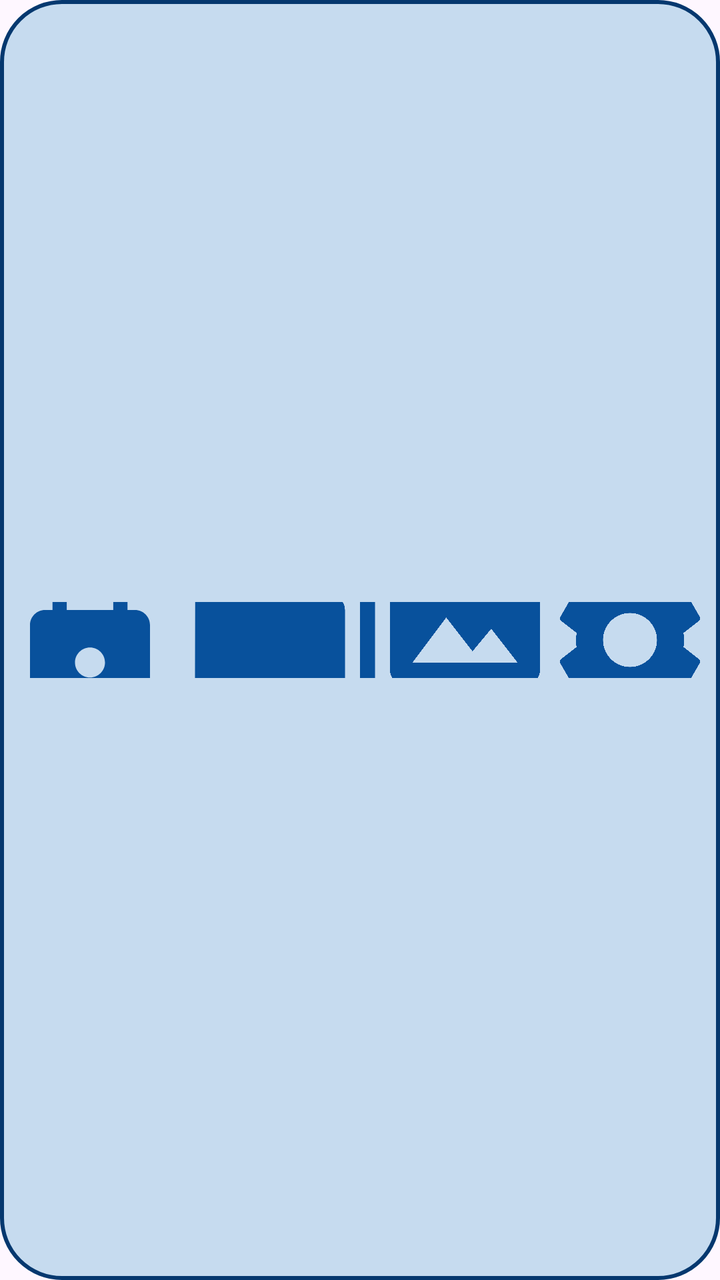
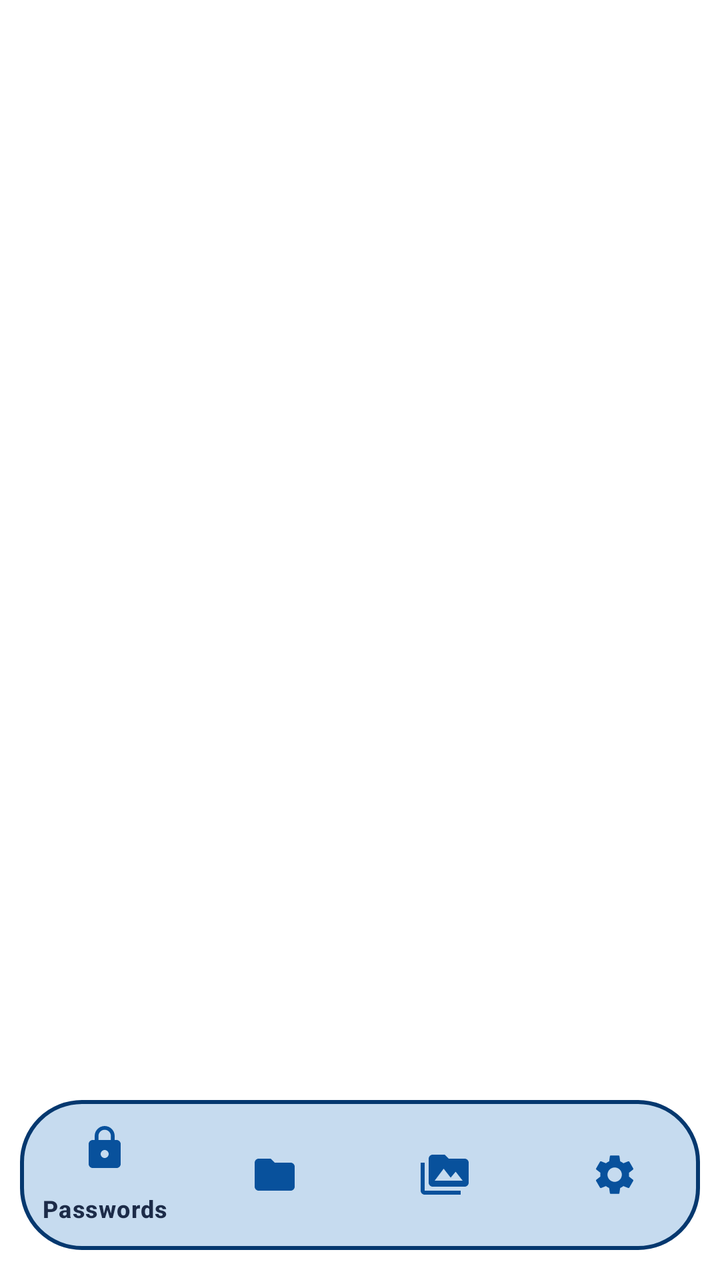

An Android layout rendered at two revisions. The XML below is the earlier revision; the diff shows what the commit changed to produce the second picture.
<!-- AndroidManifest.xml: application theme Theme.WhiteVault -->
<!-- res/layout/activity_main.xml -->
<?xml version="1.0" encoding="utf-8"?>
<RelativeLayout xmlns:android="http://schemas.android.com/apk/res/android"
    xmlns:app="http://schemas.android.com/apk/res-auto"
    xmlns:tools="http://schemas.android.com/tools"
    android:id="@+id/main"
    android:layout_width="match_parent"
    android:layout_height="70dp"
    tools:context=".MainActivity"
    android:layout_marginStart="10dp"
    android:layout_marginEnd="10dp"
    android:layout_marginBottom="10dp"
    android:layout_alignParentBottom="true"
    android:background="@drawable/home_page_bar">

    <LinearLayout
        android:layout_width="match_parent"
        android:layout_height="match_parent"
        android:orientation="horizontal"
        android:gravity="center">

        <ImageButton
            android:id="@+id/card_password"
            android:layout_width="38dp"
            android:layout_height="38dp"
            android:clickable="true"
            android:focusable="true"
            android:src="@drawable/icon_lock"
            android:layout_weight="1"
            style="@style/ICON"/>

        <ImageButton
            android:id="@+id/card_document"
            android:layout_width="38dp"
            android:layout_height="38dp"
            android:clickable="true"
            android:focusable="true"
            android:src="@drawable/icon_folder"
            android:layout_weight="1"
            style="@style/ICON"/>

        <ImageButton
            android:id="@+id/card_image"
            android:layout_width="38dp"
            android:layout_height="38dp"
            android:clickable="true"
            android:focusable="true"
            android:src="@drawable/icon_image_folder"
            android:layout_weight="1"
            style="@style/ICON"/>

        <ImageButton
            android:layout_width="38dp"
            android:layout_height="38dp"
            android:clickable="true"
            android:focusable="true"
            android:src="@drawable/icon_settings"
            android:layout_weight="1"
            style="@style/ICON"/>

    </LinearLayout>

</RelativeLayout>
<!-- resources referenced by this layout -->
<resources>
  <!-- drawable home_page_bar (drawable) -->
  <?xml version="1.0" encoding="utf-8"?>
  <shape xmlns:android="http://schemas.android.com/apk/res/android">
      <solid android:color="@color/card"/>
      <corners android:radius="30dp"/>
      <stroke android:color="@color/stroke" android:width="2dp"/>
  
  </shape>
  <!-- drawable icon_folder (drawable) -->
  <vector xmlns:android="http://schemas.android.com/apk/res/android" android:height="24dp" android:tint="#000000" android:viewportHeight="24" android:viewportWidth="24" android:width="24dp">
        
      <path android:fillColor="@android:color/white" android:pathData="M10,4H4c-1.1,0 -1.99,0.9 -1.99,2L2,18c0,1.1 0.9,2 2,2h16c1.1,0 2,-0.9 2,-2V8c0,-1.1 -0.9,-2 -2,-2h-8l-2,-2z"/>
      
  </vector>
  <!-- drawable icon_image_folder (drawable) -->
  <vector xmlns:android="http://schemas.android.com/apk/res/android" android:height="24dp" android:tint="#000000" android:viewportHeight="24" android:viewportWidth="24" android:width="24dp">
        
      <path android:fillColor="@android:color/white" android:pathData="M2,6L0,6v5h0.01L0,20c0,1.1 0.9,2 2,2h18v-2L2,20L2,6zM22,4h-8l-2,-2L6,2c-1.1,0 -1.99,0.9 -1.99,2L4,16c0,1.1 0.9,2 2,2h16c1.1,0 2,-0.9 2,-2L24,6c0,-1.1 -0.9,-2 -2,-2zM7,15l4.5,-6 3.5,4.51 2.5,-3.01L21,15L7,15z"/>
      
  </vector>
  <!-- drawable icon_lock (drawable) -->
  <vector xmlns:android="http://schemas.android.com/apk/res/android" android:height="24dp" android:tint="#000000" android:viewportHeight="24" android:viewportWidth="24" android:width="24dp">
        
      <path android:fillColor="@android:color/white" android:pathData="M18,8h-1L17,6c0,-2.76 -2.24,-5 -5,-5S7,3.24 7,6v2L6,8c-1.1,0 -2,0.9 -2,2v10c0,1.1 0.9,2 2,2h12c1.1,0 2,-0.9 2,-2L20,10c0,-1.1 -0.9,-2 -2,-2zM12,17c-1.1,0 -2,-0.9 -2,-2s0.9,-2 2,-2 2,0.9 2,2 -0.9,2 -2,2zM15.1,8L8.9,8L8.9,6c0,-1.71 1.39,-3.1 3.1,-3.1 1.71,0 3.1,1.39 3.1,3.1v2z"/>
      
  </vector>
  <!-- drawable icon_settings (drawable) -->
  <vector xmlns:android="http://schemas.android.com/apk/res/android" android:height="24dp" android:tint="#000000" android:viewportHeight="24" android:viewportWidth="24" android:width="24dp">
        
      <path android:fillColor="@android:color/white" android:pathData="M19.14,12.94c0.04,-0.3 0.06,-0.61 0.06,-0.94c0,-0.32 -0.02,-0.64 -0.07,-0.94l2.03,-1.58c0.18,-0.14 0.23,-0.41 0.12,-0.61l-1.92,-3.32c-0.12,-0.22 -0.37,-0.29 -0.59,-0.22l-2.39,0.96c-0.5,-0.38 -1.03,-0.7 -1.62,-0.94L14.4,2.81c-0.04,-0.24 -0.24,-0.41 -0.48,-0.41h-3.84c-0.24,0 -0.43,0.17 -0.47,0.41L9.25,5.35C8.66,5.59 8.12,5.92 7.63,6.29L5.24,5.33c-0.22,-0.08 -0.47,0 -0.59,0.22L2.74,8.87C2.62,9.08 2.66,9.34 2.86,9.48l2.03,1.58C4.84,11.36 4.8,11.69 4.8,12s0.02,0.64 0.07,0.94l-2.03,1.58c-0.18,0.14 -0.23,0.41 -0.12,0.61l1.92,3.32c0.12,0.22 0.37,0.29 0.59,0.22l2.39,-0.96c0.5,0.38 1.03,0.7 1.62,0.94l0.36,2.54c0.05,0.24 0.24,0.41 0.48,0.41h3.84c0.24,0 0.44,-0.17 0.47,-0.41l0.36,-2.54c0.59,-0.24 1.13,-0.56 1.62,-0.94l2.39,0.96c0.22,0.08 0.47,0 0.59,-0.22l1.92,-3.32c0.12,-0.22 0.07,-0.47 -0.12,-0.61L19.14,12.94zM12,15.6c-1.98,0 -3.6,-1.62 -3.6,-3.6s1.62,-3.6 3.6,-3.6s3.6,1.62 3.6,3.6S13.98,15.6 12,15.6z"/>
      
  </vector>
  <style name="ICON">
          <item name="android:background">@color/transparent</item>
          <item name="tint">@color/lPrimary</item>
          <item name="android:scaleType">centerCrop</item>
      </style>
  <style name="Theme.WhiteVault" parent="Base.Theme.WhiteVault" />
  <color name="card">#C6DBEF</color>
  <color name="stroke">#05386F</color>
  <color name="transparent">#00000000</color>
  <color name="lPrimary">#08519C</color>
  <style name="Base.Theme.WhiteVault" parent="Theme.Material3.DayNight.NoActionBar">
          
          
      </style>
</resources>

<!-- the commit's change to res/layout/activity_main.xml (unified diff, before → after) -->
@@ -4,59 +4,37 @@
     xmlns:tools="http://schemas.android.com/tools"
     android:id="@+id/main"
     android:layout_width="match_parent"
-    android:layout_height="70dp"
+    android:layout_height="match_parent"
     tools:context=".MainActivity"
-    android:layout_marginStart="10dp"
-    android:layout_marginEnd="10dp"
-    android:layout_marginBottom="10dp"
-    android:layout_alignParentBottom="true"
-    android:background="@drawable/home_page_bar">
+    style="@style/SCREEN">
 
-    <LinearLayout
+    <RelativeLayout
         android:layout_width="match_parent"
         android:layout_height="match_parent"
-        android:orientation="horizontal"
-        android:gravity="center">
+        style="@style/BACKGROUND">
 
-        <ImageButton
-            android:id="@+id/card_password"
-            android:layout_width="38dp"
-            android:layout_height="38dp"
-            android:clickable="true"
-            android:focusable="true"
-            android:src="@drawable/icon_lock"
-            android:layout_weight="1"
-            style="@style/ICON"/>
+        <FrameLayout
+            android:id="@+id/frame_view"
+            android:layout_width="match_parent"
+            android:layout_height="match_parent"
+            android:layout_above="@id/navigation_bar"
+            />
 
-        <ImageButton
-            android:id="@+id/card_document"
-            android:layout_width="38dp"
-            android:layout_height="38dp"
-            android:clickable="true"
-            android:focusable="true"
-            android:src="@drawable/icon_folder"
-            android:layout_weight="1"
-            style="@style/ICON"/>
+        <com.google.android.material.bottomnavigation.BottomNavigationView
+            android:id="@+id/navigation_bar"
+            android:layout_width="match_parent"
+            android:layout_height="75dp"
+            android:background="@drawable/home_page_bar"
+            android:layout_alignParentBottom="true"
+            android:layout_marginBottom="15dp"
+            android:layout_marginStart="10dp"
+            android:layout_marginEnd="10dp"
+            app:itemTextColor="@color/text"
+            app:itemIconTint="@color/lPrimary"
+            app:itemActiveIndicatorStyle="@color/white"
+            app:menu="@menu/menu"/>
 
-        <ImageButton
-            android:id="@+id/card_image"
-            android:layout_width="38dp"
-            android:layout_height="38dp"
-            android:clickable="true"
-            android:focusable="true"
-            android:src="@drawable/icon_image_folder"
-            android:layout_weight="1"
-            style="@style/ICON"/>
+    </RelativeLayout>
 
-        <ImageButton
-            android:layout_width="38dp"
-            android:layout_height="38dp"
-            android:clickable="true"
-            android:focusable="true"
-            android:src="@drawable/icon_settings"
-            android:layout_weight="1"
-            style="@style/ICON"/>
-
-    </LinearLayout>
 
 </RelativeLayout>
<!-- resource entries referenced after the edit -->
@@ -8,40 +8,18 @@
       <stroke android:color="@color/stroke" android:width="2dp"/>
   
   </shape>
-  <!-- drawable icon_folder (drawable) -->
-  <vector xmlns:android="http://schemas.android.com/apk/res/android" android:height="24dp" android:tint="#000000" android:viewportHeight="24" android:viewportWidth="24" android:width="24dp">
-        
-      <path android:fillColor="@android:color/white" android:pathData="M10,4H4c-1.1,0 -1.99,0.9 -1.99,2L2,18c0,1.1 0.9,2 2,2h16c1.1,0 2,-0.9 2,-2V8c0,-1.1 -0.9,-2 -2,-2h-8l-2,-2z"/>
-      
-  </vector>
-  <!-- drawable icon_image_folder (drawable) -->
-  <vector xmlns:android="http://schemas.android.com/apk/res/android" android:height="24dp" android:tint="#000000" android:viewportHeight="24" android:viewportWidth="24" android:width="24dp">
-        
-      <path android:fillColor="@android:color/white" android:pathData="M2,6L0,6v5h0.01L0,20c0,1.1 0.9,2 2,2h18v-2L2,20L2,6zM22,4h-8l-2,-2L6,2c-1.1,0 -1.99,0.9 -1.99,2L4,16c0,1.1 0.9,2 2,2h16c1.1,0 2,-0.9 2,-2L24,6c0,-1.1 -0.9,-2 -2,-2zM7,15l4.5,-6 3.5,4.51 2.5,-3.01L21,15L7,15z"/>
-      
-  </vector>
-  <!-- drawable icon_lock (drawable) -->
-  <vector xmlns:android="http://schemas.android.com/apk/res/android" android:height="24dp" android:tint="#000000" android:viewportHeight="24" android:viewportWidth="24" android:width="24dp">
-        
-      <path android:fillColor="@android:color/white" android:pathData="M18,8h-1L17,6c0,-2.76 -2.24,-5 -5,-5S7,3.24 7,6v2L6,8c-1.1,0 -2,0.9 -2,2v10c0,1.1 0.9,2 2,2h12c1.1,0 2,-0.9 2,-2L20,10c0,-1.1 -0.9,-2 -2,-2zM12,17c-1.1,0 -2,-0.9 -2,-2s0.9,-2 2,-2 2,0.9 2,2 -0.9,2 -2,2zM15.1,8L8.9,8L8.9,6c0,-1.71 1.39,-3.1 3.1,-3.1 1.71,0 3.1,1.39 3.1,3.1v2z"/>
-      
-  </vector>
-  <!-- drawable icon_settings (drawable) -->
-  <vector xmlns:android="http://schemas.android.com/apk/res/android" android:height="24dp" android:tint="#000000" android:viewportHeight="24" android:viewportWidth="24" android:width="24dp">
-        
-      <path android:fillColor="@android:color/white" android:pathData="M19.14,12.94c0.04,-0.3 0.06,-0.61 0.06,-0.94c0,-0.32 -0.02,-0.64 -0.07,-0.94l2.03,-1.58c0.18,-0.14 0.23,-0.41 0.12,-0.61l-1.92,-3.32c-0.12,-0.22 -0.37,-0.29 -0.59,-0.22l-2.39,0.96c-0.5,-0.38 -1.03,-0.7 -1.62,-0.94L14.4,2.81c-0.04,-0.24 -0.24,-0.41 -0.48,-0.41h-3.84c-0.24,0 -0.43,0.17 -0.47,0.41L9.25,5.35C8.66,5.59 8.12,5.92 7.63,6.29L5.24,5.33c-0.22,-0.08 -0.47,0 -0.59,0.22L2.74,8.87C2.62,9.08 2.66,9.34 2.86,9.48l2.03,1.58C4.84,11.36 4.8,11.69 4.8,12s0.02,0.64 0.07,0.94l-2.03,1.58c-0.18,0.14 -0.23,0.41 -0.12,0.61l1.92,3.32c0.12,0.22 0.37,0.29 0.59,0.22l2.39,-0.96c0.5,0.38 1.03,0.7 1.62,0.94l0.36,2.54c0.05,0.24 0.24,0.41 0.48,0.41h3.84c0.24,0 0.44,-0.17 0.47,-0.41l0.36,-2.54c0.59,-0.24 1.13,-0.56 1.62,-0.94l2.39,0.96c0.22,0.08 0.47,0 0.59,-0.22l1.92,-3.32c0.12,-0.22 0.07,-0.47 -0.12,-0.61L19.14,12.94zM12,15.6c-1.98,0 -3.6,-1.62 -3.6,-3.6s1.62,-3.6 3.6,-3.6s3.6,1.62 3.6,3.6S13.98,15.6 12,15.6z"/>
-      
-  </vector>
-  <style name="ICON">
-          <item name="android:background">@color/transparent</item>
-          <item name="tint">@color/lPrimary</item>
-          <item name="android:scaleType">centerCrop</item>
+  <style name="BACKGROUND">
+          <item name="android:background">@color/white</item>
+      </style>
+  <style name="SCREEN">
+          <item name="android:background">@color/lPrimary</item>
       </style>
   <style name="Theme.WhiteVault" parent="Base.Theme.WhiteVault" />
   <color name="card">#C6DBEF</color>
   <color name="stroke">#05386F</color>
-  <color name="transparent">#00000000</color>
   <color name="lPrimary">#08519C</color>
+  <color name="text">#1C2B48</color>
+  <color name="white">#FFFFFFFF</color>
   <style name="Base.Theme.WhiteVault" parent="Theme.Material3.DayNight.NoActionBar">
           
           
